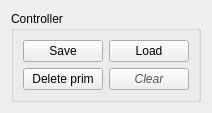
HonghuaLi/stacker, file Stacker/ControllerWidget.ui: the form before one commit.
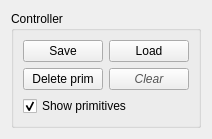
The form after the commit. Icons and pictures are not drawn.

Commit message: Voxel deformer. Window placement at start of application. Default folder path. Use SubScene for suggestions preview. Toggle groups and primitives display. Finally, bottle model 68.obj and a clean sphere.

What changed in the file:
```diff
--- a/Stacker/ControllerWidget.ui
+++ b/Stacker/ControllerWidget.ui
@@ -7,7 +7,7 @@
     <x>0</x>
     <y>0</y>
     <width>201</width>
-    <height>104</height>
+    <height>127</height>
    </rect>
   </property>
   <property name="windowTitle">
@@ -57,6 +57,16 @@
         </property>
        </widget>
       </item>
+      <item row="3" column="0" colspan="2">
+       <widget class="QCheckBox" name="showPrimitives">
+        <property name="text">
+         <string>Show primitives</string>
+        </property>
+        <property name="checked">
+         <bool>true</bool>
+        </property>
+       </widget>
+      </item>
      </layout>
     </widget>
    </item>
```
The commit also changes 43 other files.
